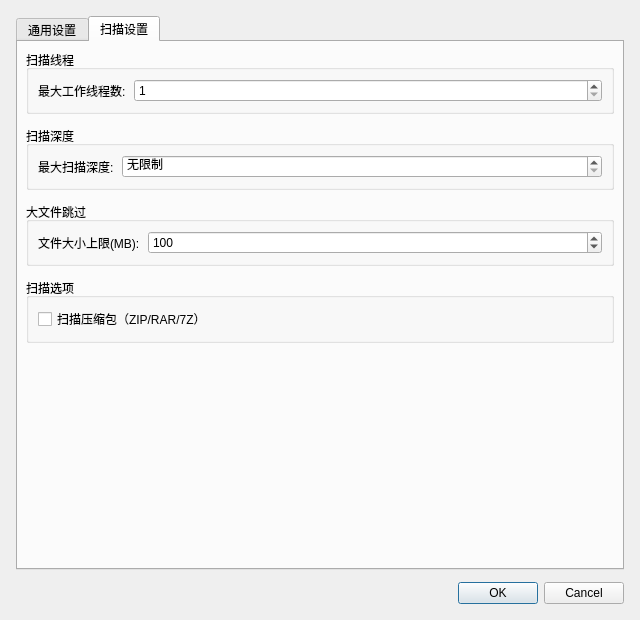
First picture: the form in src/fuscan/gui/settings_dialog.ui, repository gookeryoung/uniscan, before the edit.
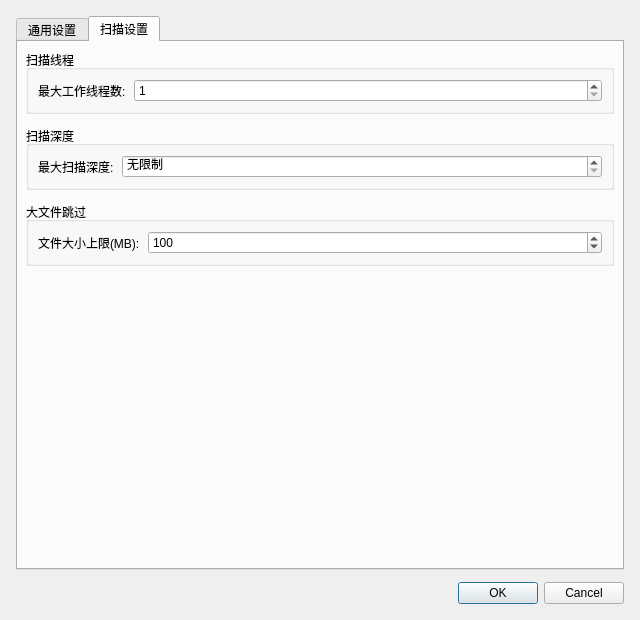
Second picture: the form after the edit. The open tabs and pages were chosen to show the change. Icons and pictures are not drawn.

Commit message:
refactor: 优化 UI 布局并整合扫描模式图标（iter-85）
1. 去除设置对话框中重复的扫描压缩包开关，仅保留主界面文件类型树勾选项；2. scan_mode_combo 三项绑定全盘/盘符/文件夹图标；3. 调整 BTN_HEIGHT_*/BTN_PADDING_* 令牌语义为 QSS min-height，使 L1/L2/L3 实际总高度与 .ui minimumSize 及同行 QComboBox 一致（48/40/32px）；4. 详情 Content 区改用 QSplitter 让 hits_table 与 preview 可垂直拖拽分配空间；5. 结果树首列从路径改为文件名，完整路径作为 tooltip；6. 严重等级/命中数/条数列设为 ResizeToContents 自动收缩到最小宽度

The edit to the form file:
```diff
--- a/src/fuscan/gui/settings_dialog.ui
+++ b/src/fuscan/gui/settings_dialog.ui
@@ -345,28 +345,6 @@
          </layout>
         </widget>
        </item>
-       <item>
-        <widget class="QGroupBox" name="options_group">
-         <property name="title">
-          <string>扫描选项</string>
-         </property>
-         <layout class="QVBoxLayout" name="options_layout">
-          <property name="spacing">
-           <number>8</number>
-          </property>
-          <item>
-           <widget class="QCheckBox" name="scan_archives_check">
-            <property name="toolTip">
-             <string>扫描压缩文件内的文件内容（开启后自动放行已忽略的压缩包扩展名）</string>
-            </property>
-            <property name="text">
-             <string>扫描压缩包（ZIP/RAR/7Z）</string>
-            </property>
-           </widget>
-          </item>
-         </layout>
-        </widget>
-       </item>
        <item>
         <spacer name="scan_page_spacer">
          <property name="orientation">
```
The commit also changes 13 other files.
